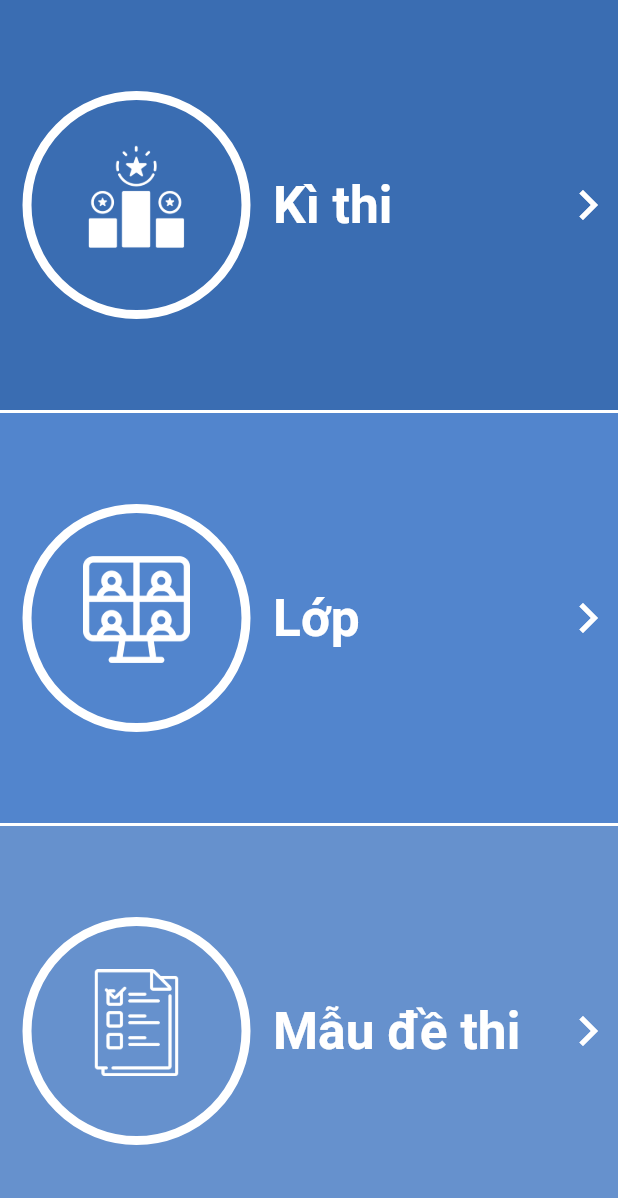
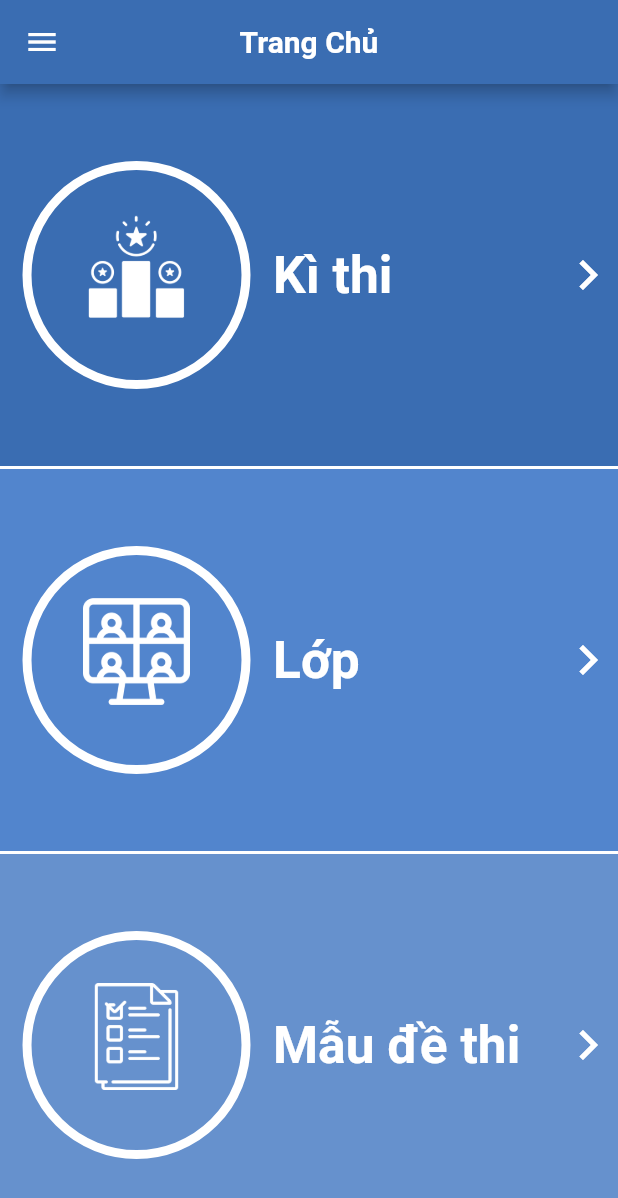
Before and after one commit to kietdt/camera_marker-flutter-app, a Flutter app: the screen it shows after launch, on a phone screen of 412 x 824 dp. Shown: the top 1198 px of the screen. Run offline on Flutter 3.47's test engine with Material 2 defaults, Android fonts, the phone set to English and light mode, and no system bars; our stand-ins replace camera, dio, flutter_datetime_picker, flutter_spinkit, get, package_info and 5 more; missing offline and left inert: excel, flutter_downloader, syncfusion_flutter_xlsio; network calls fail.

Commit message:
[IMPRO]  - dashboard with appbar  - Ui scan with title for action scan result or answer

```diff
--- a/lib/base/base_appbar.dart
+++ b/lib/base/base_appbar.dart
@@ -8,12 +8,14 @@ import 'utils.dart';
 //contact email: dotuankiet1403@gmail.com
 class BaseAppBar {
   BaseAppBar(
-      {this.back,
+      {this.back = true,
       this.leading,
       this.title,
       this.text,
       this.action,
-      this.centerTitle = true});
+      this.centerTitle = true,
+      this.backgroundColor,
+      this.textColor});
 
   final bool? back;
   final Widget? leading;
@@ -21,15 +23,20 @@ class BaseAppBar {
   final String? text;
   final List<Widget>? action;
   final bool? centerTitle;
+  final Color? backgroundColor;
+  final Color? textColor;
 
   static double height = kToolbarHeight;
 
   PreferredSizeWidget toAppBar() {
     return AppBar(
-      backgroundColor: ResourceManager().color.primary,
+      backgroundColor: backgroundColor ?? ResourceManager().color.primary,
       title: (text != null)
           ? Text(Utils.upperAllFirst(text ?? ""),
-              style: ResourceManager().text.boldStyle)
+              style: ResourceManager()
+                  .text
+                  .boldStyle
+                  .copyWith(color: textColor ?? Colors.white))
           : title,
       centerTitle: centerTitle,
       leading: back! ? buildBack() : leading,
--- a/lib/view/screen/camera_transform/yuv_transform_creen_ctr.dart
+++ b/lib/view/screen/camera_transform/yuv_transform_creen_ctr.dart
@@ -1,12 +1,10 @@
 import 'dart:async';
 import 'dart:convert';
-import 'dart:io';
 import 'dart:math';
 import 'dart:typed_data';
 
 import 'package:camera/camera.dart';
 import 'package:camera_marker/base/base_controller.dart';
-import 'package:camera_marker/base/utils.dart';
 import 'package:camera_marker/database/database_ctr.dart';
 import 'package:camera_marker/manager/route_manager.dart';
 import 'package:camera_marker/mix/camera_handler.dart';
@@ -63,6 +61,8 @@ class YuvTransformScreenCtr extends BaseController<YuvTransformScreenState>
   var recognitions = List<Recognition>.empty(growable: true).obs;
   RxDouble originHeight = 0.0.obs;
   RxDouble originWidth = 0.0.obs;
+  late RxString title =
+      (isFill ? "Tự động quét đáp án" : "Tự động quét bài làm").obs;
   RxString isAvailable = Uuid().v4().obs; // camera available
 
   bool get isFill => state.widget.payload?.type == YuvTransformScreenType.Fill;
--- a/lib/view/screen/dash_board/dash_board_ctr.dart
+++ b/lib/view/screen/dash_board/dash_board_ctr.dart
@@ -24,7 +24,8 @@ class DashBoardCtr extends BaseController<DashBoardState> {
     if (DataBaseCtr().tbClass.entities.length > 0) {
       Get.toNamed(RouteManager().routeName.exam);
     } else {
-      await DialogNoti.show(message: "Để chấm thi, trước tiên hãy tạo lớp học!");
+      await DialogNoti.show(
+          message: "Để chấm thi, trước tiên hãy tạo lớp học!");
       Get.toNamed(RouteManager().routeName.classList);
     }
   }
--- a/lib/view/screen/dash_board/dash_board_page.dart
+++ b/lib/view/screen/dash_board/dash_board_page.dart
@@ -1,3 +1,4 @@
+import 'package:camera_marker/base/base_appbar.dart';
 import 'package:camera_marker/base/base_scaffold.dart';
 import 'package:camera_marker/base/base_image_view.dart';
 import 'package:camera_marker/manager/resource_manager.dart';
@@ -19,6 +20,17 @@ class DashBoardState extends BaseScaffold<DashBoardPage, DashBoardCtr> {
   @override
   DashBoardCtr initController() {
     return DashBoardCtr(this);
+  }
+
+  @override
+  void initState() {
+    super.initState();
+    appBar = BaseAppBar(
+            back: false,
+            leading:
+                InkWell(child: Icon(Icons.menu), onTap: controller.openDrawer),
+            text: "trang chủ")
+        .toAppBar();
   }
 
   @override
```
Also changed, not shown: lib/view/screen/camera_transform/bounding_box.dart (+12 -10 lines), lib/view/screen/camera_transform/yuv_transform_screen.dart (+8 -3 lines).
